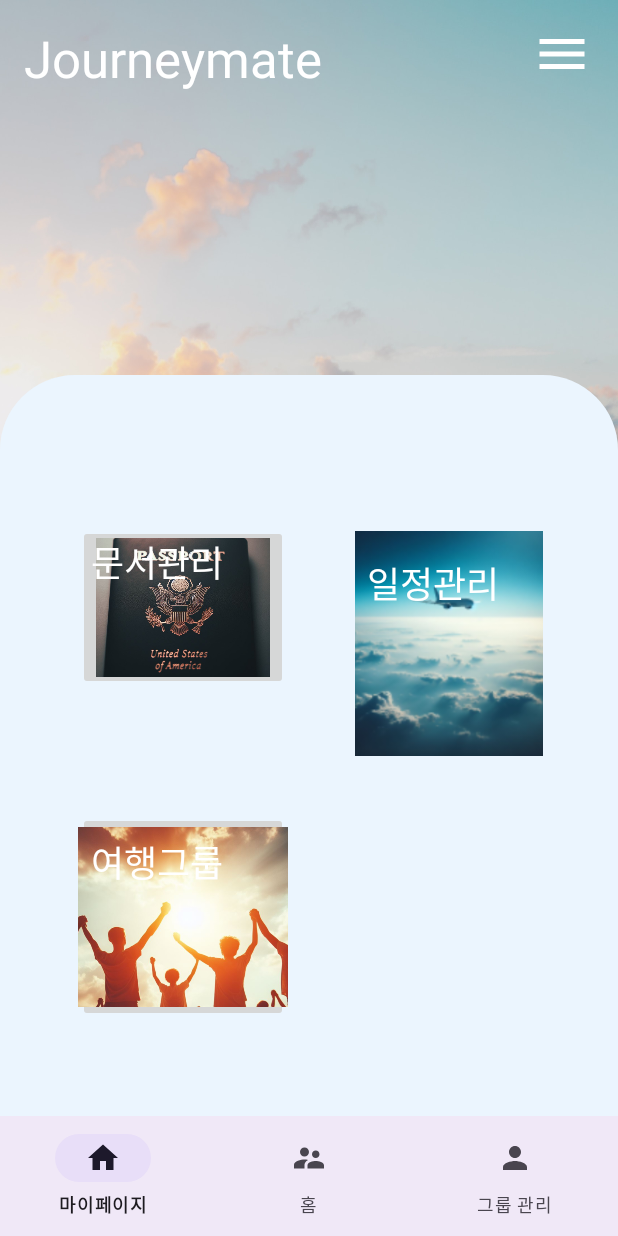
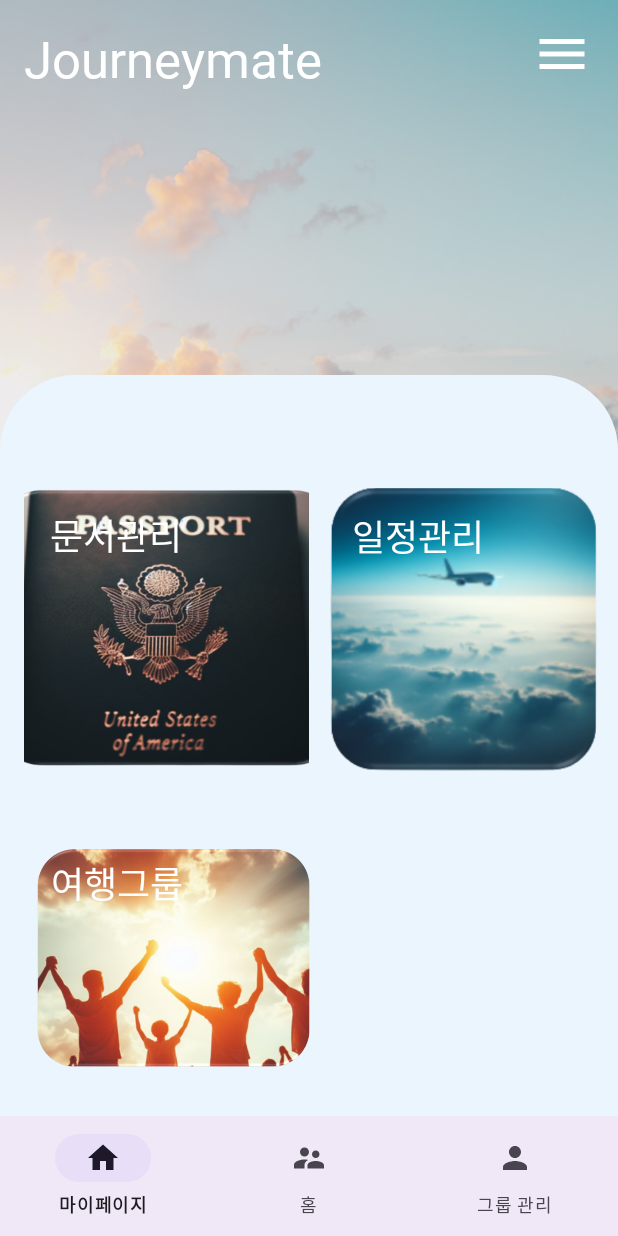
Before and after one commit to jvlover/JourneyMate, an Android app: the MainFragment screen opened directly, with no data from a screen before it, on a phone screen of 412 x 824 dp. Run offline under Robolectric (Android 15) with nearby library versions, the phone set to English and light mode, and no system bars; our stand-ins replace navigation-ui.

Commit message:
Fix: 메인 frament 사진과 폰트 수정

```diff
--- a/journeymate/app/src/main/res/layout/fragment_main.xml
+++ b/journeymate/app/src/main/res/layout/fragment_main.xml
@@ -40,48 +40,51 @@
 
     <ImageButton
         android:id="@+id/img2"
-        android:layout_width="125dp"
-        android:layout_height="150dp"
+        android:layout_width="200dp"
+        android:layout_height="200dp"
+        android:background="@android:color/transparent"
         android:scaleType="centerCrop"
-        android:src="@drawable/journey_image"
-        android:background="@drawable/rounded_corners"
+        android:src="@drawable/journey_image_round"
         app:layout_constraintBottom_toBottomOf="@+id/imageView"
         app:layout_constraintEnd_toEndOf="parent"
-        app:layout_constraintHorizontal_bias="0.825"
+        app:layout_constraintHorizontal_bias="1.0"
         app:layout_constraintStart_toStartOf="parent"
         app:layout_constraintTop_toTopOf="parent"
-        app:layout_constraintVertical_bias="0.596" />
+        app:layout_constraintVertical_bias="0.598" />
 
     <ImageButton
         android:id="@+id/img1"
-        android:layout_width="140dp"
-        android:layout_height="110dp"
+        android:layout_width="190dp"
+        android:layout_height="190dp"
+        android:background="@android:color/transparent"
         android:scaleType="centerCrop"
-        android:src="@drawable/docs_image"
+        android:src="@drawable/passport_round"
         app:layout_constraintBottom_toBottomOf="@+id/imageView"
         app:layout_constraintEnd_toEndOf="@+id/imageView"
-        app:layout_constraintHorizontal_bias="0.191"
+        app:layout_constraintHorizontal_bias="0.072"
         app:layout_constraintStart_toStartOf="parent"
         app:layout_constraintTop_toTopOf="parent"
-        app:layout_constraintVertical_bias="0.552" />
+        app:layout_constraintVertical_bias="0.585" />
 
     <ImageButton
         android:id="@+id/img3"
-        android:layout_width="140dp"
-        android:layout_height="140dp"
+        android:layout_width="190dp"
+        android:layout_height="150dp"
+        android:background="@android:color/transparent"
         android:scaleType="centerCrop"
-        android:src="@drawable/mate_image"
+        android:src="@drawable/mate_image_round"
         app:layout_constraintBottom_toBottomOf="@+id/imageView"
         app:layout_constraintEnd_toEndOf="parent"
-        app:layout_constraintHorizontal_bias="0.191"
+        app:layout_constraintHorizontal_bias="0.095"
         app:layout_constraintStart_toStartOf="parent"
         app:layout_constraintTop_toTopOf="parent"
-        app:layout_constraintVertical_bias="0.896" />
+        app:layout_constraintVertical_bias="0.952" />
 
     <TextView
         android:id="@+id/textView2"
         android:layout_width="wrap_content"
         android:layout_height="wrap_content"
+        android:fontFamily="@font/pretendard_variable"
         android:text="문서관리"
         android:textColor="@color/white"
         android:textSize="24sp"
@@ -108,6 +111,7 @@
         android:layout_width="wrap_content"
         android:layout_height="wrap_content"
         android:layout_marginTop="16dp"
+        android:fontFamily="@font/pretendard_variable"
         android:text="Journeymate"
         android:textColor="@color/white"
         android:textSize="34sp"
@@ -120,29 +124,31 @@
         android:id="@+id/textView3"
         android:layout_width="wrap_content"
         android:layout_height="wrap_content"
+        android:fontFamily="@font/pretendard_variable"
         android:text="일정관리"
         android:textColor="@color/white"
         android:textSize="24sp"
         app:layout_constraintBottom_toBottomOf="@+id/img2"
         app:layout_constraintEnd_toEndOf="@+id/img2"
-        app:layout_constraintHorizontal_bias="0.216"
+        app:layout_constraintHorizontal_bias="0.205"
         app:layout_constraintStart_toStartOf="@+id/img2"
         app:layout_constraintTop_toTopOf="@+id/img2"
-        app:layout_constraintVertical_bias="0.147" />
+        app:layout_constraintVertical_bias="0.084" />
 
     <TextView
         android:id="@+id/textView4"
         android:layout_width="wrap_content"
         android:layout_height="wrap_content"
+        android:fontFamily="@font/pretendard_variable"
         android:text="여행그룹"
         android:textColor="@color/white"
         android:textSize="24sp"
         app:layout_constraintBottom_toBottomOf="@+id/img3"
         app:layout_constraintEnd_toEndOf="@+id/img3"
-        app:layout_constraintHorizontal_bias="0.173"
+        app:layout_constraintHorizontal_bias="0.127"
         app:layout_constraintStart_toStartOf="@+id/img3"
         app:layout_constraintTop_toTopOf="@+id/img3"
-        app:layout_constraintVertical_bias="0.152" />
+        app:layout_constraintVertical_bias="0.043" />
 
     <ImageView
         android:id="@+id/imageView2"
```
Also changed, not shown: journeymate/app/src/main/res/drawable/journey_image_round.png (added), journeymate/app/src/main/res/drawable/mate_image_round.png (added), journeymate/app/src/main/res/drawable/passport_round.png (added).
